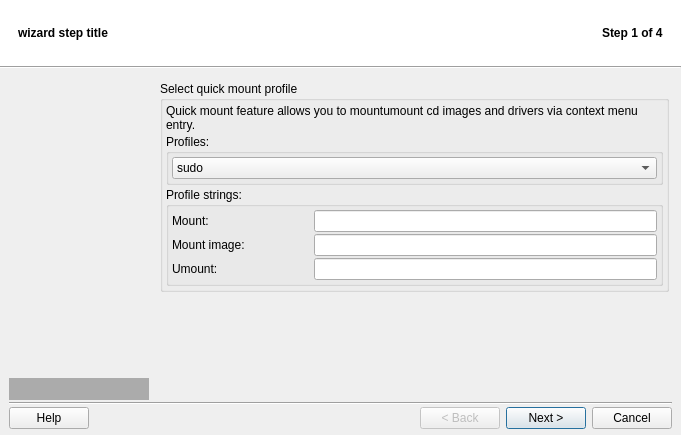
brezerk/q4wine, file src/q4wine-gui/uis/Wizard.ui: the form before one commit.
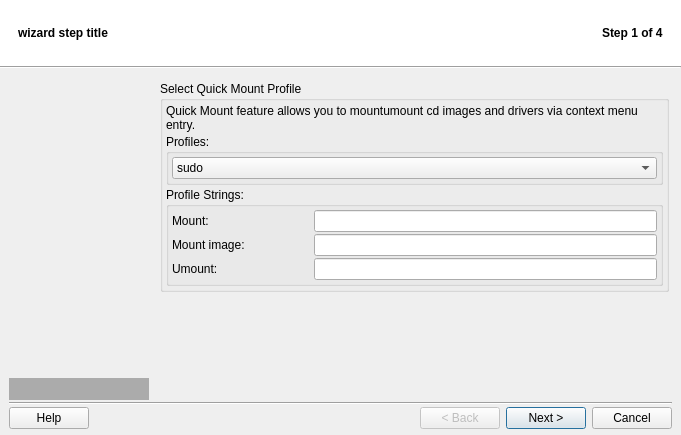
The form after the commit. Icons and pictures are not drawn.

Patch:
```diff
--- a/src/q4wine-gui/uis/Wizard.ui
+++ b/src/q4wine-gui/uis/Wizard.ui
@@ -1780,7 +1780,7 @@
                     <bool>false</bool>
                    </property>
                    <property name="title">
-                    <string>Select quick mount profile</string>
+                    <string>Select Quick Mount Profile</string>
                    </property>
                    <layout class="QVBoxLayout" name="_57">
                     <property name="margin">
@@ -1795,7 +1795,7 @@
                        </sizepolicy>
                       </property>
                       <property name="text">
-                       <string>Quick mount feature allows you to mountumount cd images and drivers via context menu entry.</string>
+                       <string>Quick Mount feature allows you to mountumount cd images and drivers via context menu entry.</string>
                       </property>
                       <property name="wordWrap">
                        <bool>true</bool>
@@ -1836,7 +1836,7 @@
                     <item>
                      <widget class="QGroupBox" name="groupBox_15">
                       <property name="title">
-                       <string>Profile strings:</string>
+                       <string>Profile Strings:</string>
                       </property>
                       <layout class="QVBoxLayout" name="verticalLayout_11">
                        <property name="margin">
```
Left out of the diff: 2 changed lines with no effect on the pictures.
